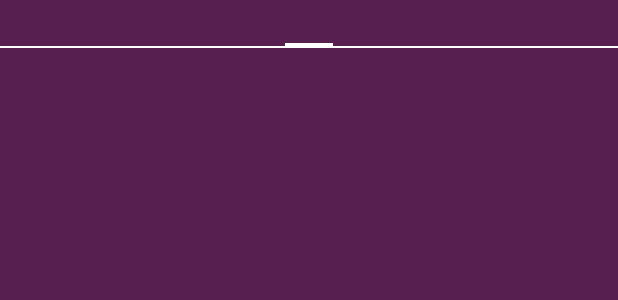
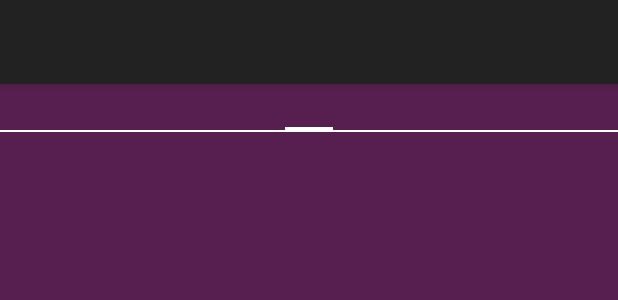
Before and after one commit to CCEO/Emprezando, an Android app: the layout activity_main.xml on its own in the app's theme, with its tools: preview values and no code run, on a phone screen of 412 x 824 dp. Shown: the top 300 px of the screen. Run offline under Robolectric (Android 15) with nearby library versions, the phone set to English and light mode, and no system bars.

Commit message:
Feature Update
Update toolbar style

```diff
--- a/app/src/main/res/layout/activity_main.xml
+++ b/app/src/main/res/layout/activity_main.xml
@@ -1,9 +1,18 @@
 <RelativeLayout xmlns:android="http://schemas.android.com/apk/res/android"
+    xmlns:app="http://schemas.android.com/apk/res-auto"
     android:layout_width="match_parent"
     android:layout_height="match_parent">
+    <android.support.v7.widget.Toolbar
+        android:id="@+id/my_toolbar"
+        android:layout_width="match_parent"
+        android:layout_height="?attr/actionBarSize"
+        android:background="#222222"
+        android:elevation="4dp"
+        style="@style/toolbar_dark"/>
 
 
     <android.support.v4.widget.DrawerLayout
+        android:layout_below="@+id/my_toolbar"
         android:layout_width="match_parent"
         android:layout_height="match_parent"
         android:id="@+id/drawer">
--- a/app/src/main/res/values/styles.xml
+++ b/app/src/main/res/values/styles.xml
@@ -1,9 +1,11 @@
 <resources>
 
     <!-- Base application theme. -->
-    <style name="AppTheme" parent="Theme.AppCompat.Light.DarkActionBar">
+    <style name="AppTheme" parent="Theme.AppCompat.Light.NoActionBar">
         <!-- Customize your theme here. -->
-
+        <item name="windowActionBar">false</item>
+        <item name="colorPrimaryDark">#222222</item>
+        <item name="colorPrimary">#222222</item>
     </style>
 
     <style name="Pager">
@@ -11,4 +13,10 @@
         <item name="indicatorColor">#6f8dc5</item>
     </style>
 
+    <style name="toolbar_dark" parent="Widget.AppCompat.Toolbar">
+        <item name="android:background">#00FF00</item>
+        <item name="popupTheme">@style/ThemeOverlay.AppCompat.Light</item>
+        <item name="theme">@style/ThemeOverlay.AppCompat.Dark</item>
+    </style>
+
 </resources>
```
Also changed, not shown: app/src/main/java/mx/com/cceo/emprezando/DescriptionActivity.java (+6 -3 lines), app/src/main/java/mx/com/cceo/emprezando/MainActivity.java (+6 -2 lines), app/src/main/res/layout/activity_description.xml (+8 -0 lines).
